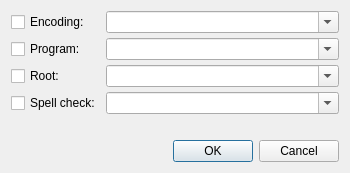
First picture: the form in magicComments.ui, repository antoniomacri/texworks-magiccomments, before the edit.
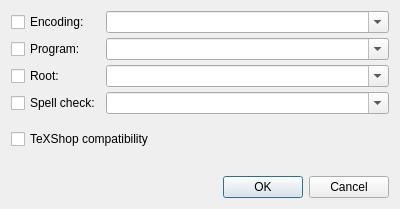
Second picture: the form after the edit.

Commit message: A checkbox to enable/disable TeXShop compatibility.

Diff of the .ui file:
```diff
--- a/magicComments.ui
+++ b/magicComments.ui
@@ -9,8 +9,8 @@
    <rect>
     <x>0</x>
     <y>0</y>
-    <width>350</width>
-    <height>173</height>
+    <width>400</width>
+    <height>209</height>
    </rect>
   </property>
   <property name="minimumSize">
@@ -128,6 +128,29 @@
        </item>
       </layout>
      </item>
+     <item>
+      <spacer name="verticalSpacer_2">
+       <property name="orientation">
+        <enum>Qt::Vertical</enum>
+       </property>
+       <property name="sizeType">
+        <enum>QSizePolicy::Fixed</enum>
+       </property>
+       <property name="sizeHint" stdset="0">
+        <size>
+         <width>20</width>
+         <height>10</height>
+        </size>
+       </property>
+      </spacer>
+     </item>
+     <item>
+      <widget class="QCheckBox" name="chkTSCompatibility">
+       <property name="text">
+        <string>TeXShop compatibility</string>
+       </property>
+      </widget>
+     </item>
      <item>
       <spacer name="verticalSpacer">
        <property name="orientation">
```
The commit also changes 1 other file.
